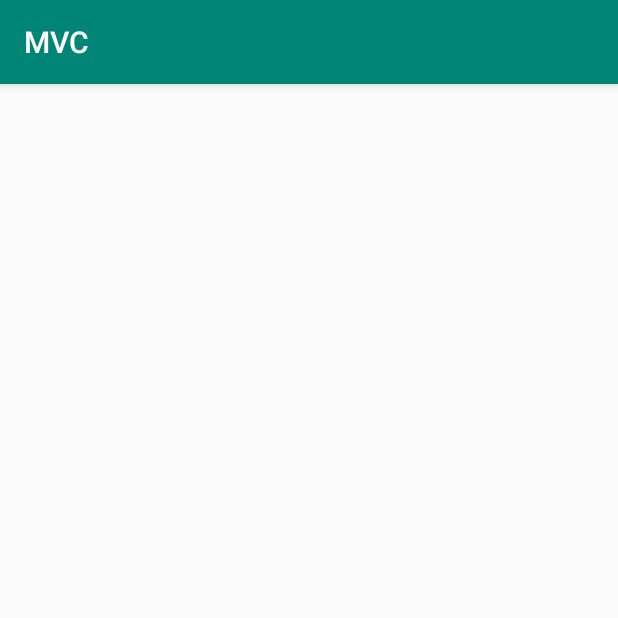
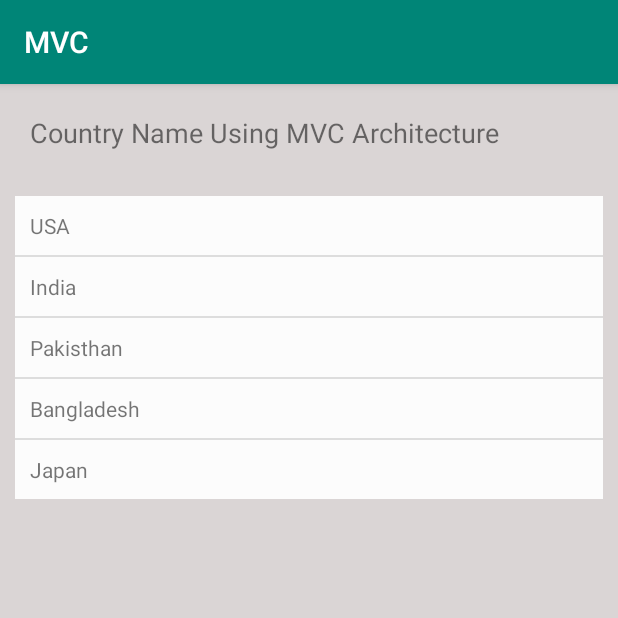
Before and after one commit to shadhin056/Android-Architecture-MVC-MVP-MVVM, an Android app: the MVCActivity screen opened directly, with no data from a screen before it, on a phone screen of 412 x 824 dp, the top half of it. Run offline under Robolectric (Android 15) with nearby library versions, the phone set to English and light mode, and no system bars.

Commit message:
static value view

```diff
--- a/app/src/main/java/com/shadhin/androidarchitecture/mvc/MVCActivity.java
+++ b/app/src/main/java/com/shadhin/androidarchitecture/mvc/MVCActivity.java
@@ -5,16 +5,62 @@ import androidx.appcompat.app.AppCompatActivity;
 import android.content.Context;
 import android.content.Intent;
 import android.os.Bundle;
+import android.view.View;
+import android.widget.Adapter;
+import android.widget.AdapterView;
+import android.widget.ArrayAdapter;
+import android.widget.ListView;
+import android.widget.Toast;
 
 import com.shadhin.androidarchitecture.R;
 
+import java.util.ArrayList;
+import java.util.List;
+
+import static android.widget.AdapterView.*;
+
 public class MVCActivity extends AppCompatActivity {
+    private List<String> listValues=new ArrayList<>();
+    private ArrayList<String> vals=new ArrayList<>();
 
+    private ArrayAdapter<String> adapter;
+    private ListView lvlist;
     @Override
     protected void onCreate(Bundle savedInstanceState) {
         super.onCreate(savedInstanceState);
         setContentView(R.layout.activity_mvc);
         setTitle("MVC");
+        init();
+        setAdapter();
+        setStaticValue();
+    }
+
+    private void setStaticValue() {
+        listValues.clear();
+        vals.add("USA");
+        vals.add("India");
+        vals.add("Pakisthan");
+        vals.add("Bangladesh");
+        vals.add("Japan");
+        listValues.addAll(vals);
+        adapter.notifyDataSetChanged();
+    }
+
+    private void setAdapter() {
+        adapter = new ArrayAdapter<>(this,R.layout.row_country_name,R.id.txtlistText,listValues);
+        lvlist.setAdapter(adapter);
+        lvlist.setOnItemClickListener(new AdapterView.OnItemClickListener(){
+
+            @Override
+            public void onItemClick(AdapterView<?> parent, View view, int position, long id) {
+                Toast.makeText(MVCActivity.this,"You Clicked + "+listValues.get(position),Toast.LENGTH_LONG).show();
+            }
+        });
+
+    }
+
+    private void init() {
+        lvlist=findViewById(R.id.lvlist);
     }
 
     public static Intent getIntent(Context context) {
--- a/app/src/main/res/layout/activity_mvc.xml
+++ b/app/src/main/res/layout/activity_mvc.xml
@@ -1,9 +1,32 @@
 <?xml version="1.0" encoding="utf-8"?>
-<androidx.constraintlayout.widget.ConstraintLayout xmlns:android="http://schemas.android.com/apk/res/android"
+<LinearLayout xmlns:android="http://schemas.android.com/apk/res/android"
     xmlns:app="http://schemas.android.com/apk/res-auto"
     xmlns:tools="http://schemas.android.com/tools"
     android:layout_width="match_parent"
     android:layout_height="match_parent"
     tools:context=".mvc.MVCActivity">
+    <LinearLayout
+        android:background="#DAD5D5"
+        android:orientation="vertical"
+        android:layout_width="wrap_content"
+        android:layout_height="match_parent">
+        <TextView
+            android:textSize="18sp"
+            android:layout_margin="20dp"
+            android:text="Country Name Using MVC Architecture"
+            android:layout_width="match_parent"
+            android:layout_height="wrap_content">
 
-</androidx.constraintlayout.widget.ConstraintLayout>
+        </TextView>
+        <ListView
+            android:id="@+id/lvlist"
+            android:layout_width="match_parent"
+            android:layout_height="wrap_content"
+            android:background="#FCFCFC"
+            android:layout_margin="10dp"
+            >
+
+        </ListView>
+    </LinearLayout>
+
+</LinearLayout>
--- /dev/null
+++ b/app/src/main/res/layout/row_country_name.xml
@@ -0,0 +1,16 @@
+<?xml version="1.0" encoding="utf-8"?>
+<LinearLayout xmlns:android="http://schemas.android.com/apk/res/android"
+    android:orientation="vertical" android:layout_width="match_parent"
+    android:layout_height="match_parent">
+
+    <TextView
+        android:id="@+id/txtlistText"
+        android:text="ShadhiN"
+        android:layout_margin="10dp"
+        android:layout_width="match_parent"
+        android:layout_height="wrap_content">
+
+    </TextView>
+
+
+</LinearLayout>
```
